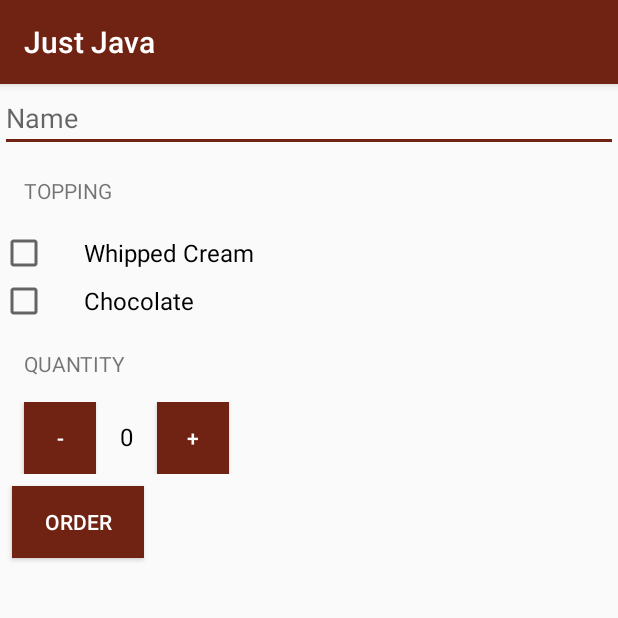
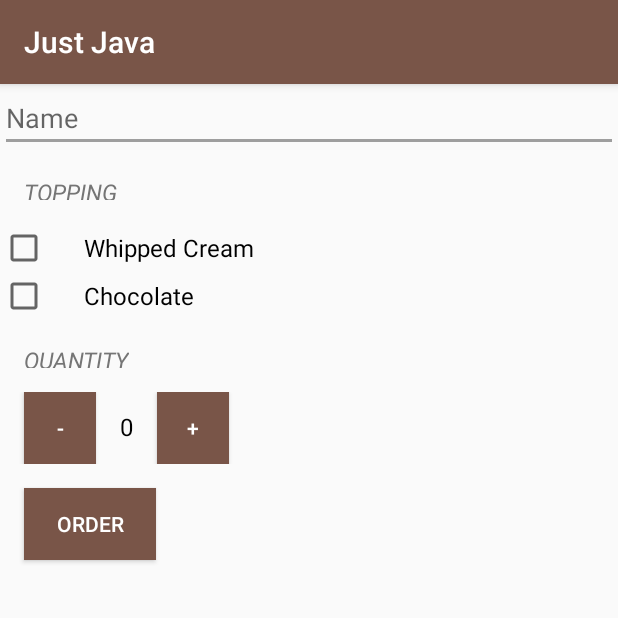
Before and after one commit to hamidehAziz/JustJava, an Android app: the screen it shows after launch (MainActivity), on a phone screen of 412 x 824 dp, the top half of it. Run offline under Robolectric (Android 15) with nearby library versions, the phone set to English and light mode, and no system bars.

Commit message:
style resource updated

```diff
--- a/app/src/main/res/layout/activity_main.xml
+++ b/app/src/main/res/layout/activity_main.xml
@@ -13,22 +13,18 @@
         tools:context=".MainActivity">
 
 
-
         <EditText
             android:id="@+id/name_field"
-            android:hint="@string/name"
             android:layout_width="match_parent"
             android:layout_height="wrap_content"
-            android:inputType="textCapWords"
-           />
+            android:hint="@string/name"
+            android:inputType="textCapWords" />
 
 
         <TextView
-            android:layout_width="wrap_content"
-            android:layout_height="wrap_content"
+            style="@style/HeaderTextStyle"
             android:padding="16dp"
-            android:text="@string/topping"
-            android:textAllCaps="true" />
+            android:text="@string/topping" />
 
         <CheckBox
             android:id="@+id/whipped_cream_checkbox"
@@ -49,11 +45,9 @@
             android:textSize="16sp" />
 
         <TextView
-            android:layout_width="wrap_content"
-            android:layout_height="wrap_content"
+            style="@style/HeaderTextStyle"
             android:padding="16dp"
-            android:text="@string/quantity"
-            android:textAllCaps="true" />
+            android:text="@string/quantity"/>
 
         <LinearLayout
             android:layout_width="match_parent"
@@ -64,11 +58,10 @@
                 android:layout_width="48dp"
                 android:layout_height="48dp"
                 android:layout_marginLeft="16dp"
+                android:background="#795548"
                 android:onClick="decrement"
                 android:text="-"
-                android:background="#712313"
-                android:textColor="@android:color/white"
-                />
+                android:textColor="@android:color/white" />
 
             <TextView
                 android:id="@+id/quantity_text_view"
@@ -83,10 +76,10 @@
                 android:layout_width="48dp"
                 android:layout_height="48dp"
                 android:layout_marginLeft="16dp"
+                android:background="#795548"
                 android:onClick="increment"
                 android:text="+"
-                android:background="#712313"
-                android:textColor="@android:color/white"/>
+                android:textColor="@android:color/white" />
 
 
         </LinearLayout>
@@ -95,12 +88,11 @@
         <Button
             android:layout_width="wrap_content"
             android:layout_height="wrap_content"
-            android:layout_margin="8dp"
+            android:layout_margin="16dp"
             android:layout_marginTop="16dp"
+            android:background="#795548"
             android:onClick="submitOrder"
             android:text="@string/order"
-            android:background="#712313"
-            android:textColor="@android:color/white"
-            />
+            android:textColor="@android:color/white" />
     </LinearLayout>
 </ScrollView>
--- a/app/src/main/res/values/styles.xml
+++ b/app/src/main/res/values/styles.xml
@@ -3,9 +3,19 @@
     <!-- Base application theme. -->
     <style name="AppTheme" parent="Theme.AppCompat.Light.DarkActionBar">
         <!-- Customize your theme here. -->
-        <item name="colorPrimary">#712313</item>
-        <item name="colorPrimaryDark">#712313</item>
-        <item name="colorAccent">#712313</item>
+        <item name="colorPrimary">#795548</item>
+        <item name="colorPrimaryDark">#5D4037</item>
+        <item name="colorAccent">#9E9E9E</item>
+<!--        <item name="android:text">##FFFFFF</item>-->
+    </style>
+    <style name="HeaderTextStyle" >
+        <item name="android:textSize">15sp</item>
+        <item name="android:textStyle">italic</item>
+        <item name="android:textColor">#757575</item>
+        <item name="android:layout_width">wrap_content</item>
+        <item name="android:layout_height">48dp</item>
+        <item name="android:gravity">center_vertical</item>
+        <item name="android:textAllCaps">true</item>
     </style>
 
 </resources>
```
